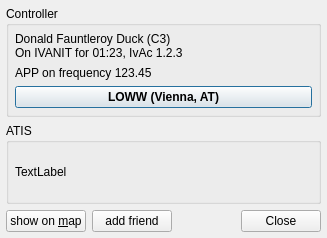
Above: src/ControllerDetails.ui from qutescoop/qutescoop before the change. Below: the same form after it.
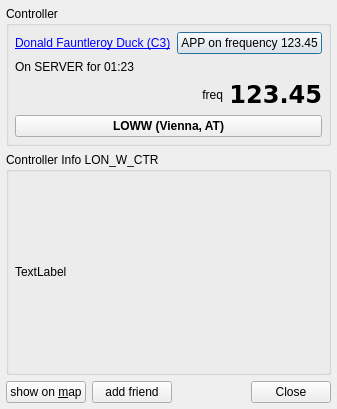
That is the form after the change. Icons and pictures are not drawn.

Commit message:
[FEATURE] style pilot and controller dialogs
This makes use of the default OS monospace font for frequency and
flightplan items like route and remarks.

Diff of the .ui file:
```diff
--- a/src/ControllerDetails.ui
+++ b/src/ControllerDetails.ui
@@ -6,8 +6,8 @@
    <rect>
     <x>0</x>
     <y>0</y>
-    <width>327</width>
-    <height>238</height>
+    <width>284</width>
+    <height>409</height>
    </rect>
   </property>
   <property name="windowTitle">
@@ -31,10 +31,11 @@
        <number>6</number>
       </property>
       <item>
+       <layout class="QHBoxLayout" name="horizontalLayout" stretch="1,0">
+        <item>
        <widget class="QLabel" name="lblControllerInfo">
         <property name="text">
-         <string>Donald Fauntleroy Duck (C3)
-On IVANIT for 01:23, IvAc 1.2.3</string>
+           <string>&lt;a href=&quot;https://&quot;&gt;Donald Fauntleroy Duck (C3)&lt;/a&gt;</string>
         </property>
         <property name="openExternalLinks">
          <bool>true</bool>
@@ -42,9 +43,10 @@
        </widget>
       </item>
       <item>
-       <layout class="QHBoxLayout" name="detailsLayout">
-        <item>
-         <widget class="QLabel" name="lblStationInformatoin">
+         <widget class="QPushButton" name="pbAlias">
+          <property name="toolTip">
+           <string>Add or edit an alias for this VATSIM member</string>
+          </property>
           <property name="text">
            <string>APP on frequency 123.45</string>
           </property>
@@ -52,6 +54,40 @@
         </item>
        </layout>
       </item>
+      <item>
+       <widget class="QLabel" name="lblOnline">
+        <property name="text">
+         <string>On SERVER for 01:23</string>
+        </property>
+       </widget>
+      </item>
+      <item>
+       <layout class="QHBoxLayout" name="frequencyLayout" stretch="1,0">
+        <item>
+         <widget class="QLabel" name="label">
+          <property name="text">
+           <string>freq</string>
+          </property>
+          <property name="alignment">
+           <set>Qt::AlignRight|Qt::AlignTrailing|Qt::AlignVCenter</set>
+          </property>
+         </widget>
+        </item>
+        <item>
+         <widget class="QLabel" name="lblFrequency">
+          <property name="text">
+           <string>&lt;h1&gt;&lt;code&gt;123.45&lt;/code&gt;&lt;/h1&gt;</string>
+          </property>
+          <property name="alignment">
+           <set>Qt::AlignRight|Qt::AlignTrailing|Qt::AlignVCenter</set>
+          </property>
+          <property name="textInteractionFlags">
+           <set>Qt::TextBrowserInteraction</set>
+          </property>
+         </widget>
+        </item>
+       </layout>
+      </item>
       <item>
        <widget class="QPushButton" name="pbAirportDetails">
         <property name="font">
@@ -70,7 +106,7 @@
    <item>
     <widget class="QGroupBox" name="gbAtis">
      <property name="title">
-      <string>ATIS</string>
+      <string>Controller Info LON_W_CTR</string>
      </property>
      <layout class="QVBoxLayout" name="verticalLayout">
       <property name="margin" stdset="0">
```
Left out of the diff: 6 changed lines with no effect on the pictures. Lines whose indentation alone changed are shown as unchanged. The commit also changes 3 other files.
